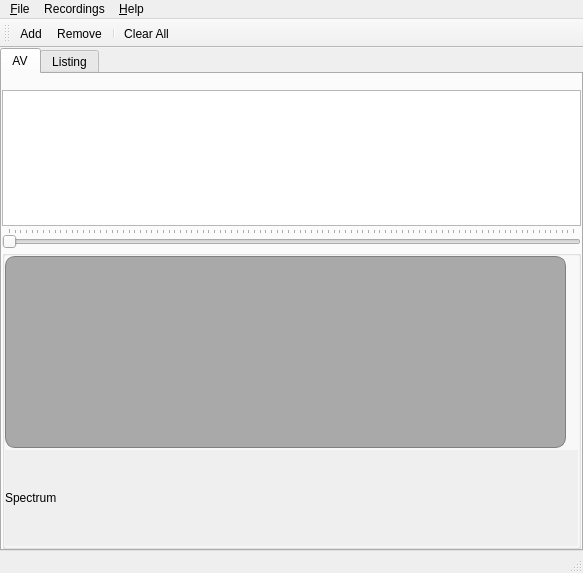
First picture: the form in rekhtanavees/ui/mainwindow.ui, repository RoXimn/rekhtanavees, before the edit.
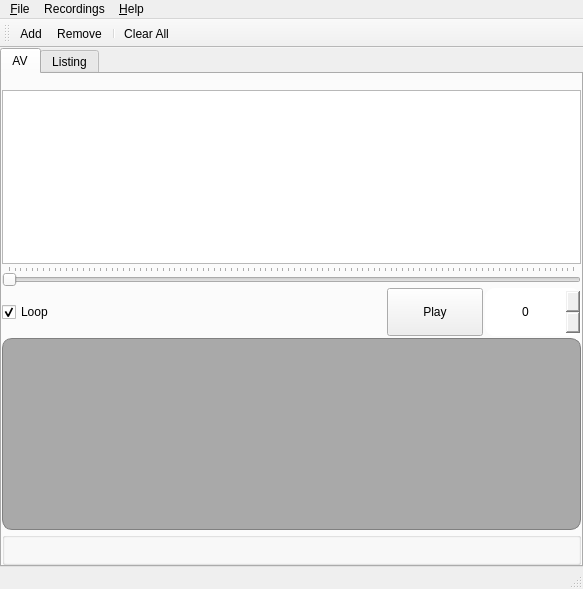
Second picture: the form after the edit. The open tabs and pages were chosen to show the change. Icons and pictures are not drawn. Custom widgets are drawn as their Qt base class.

Commit message:
Integrated audioSpectrum widget into MainWindow.
* Updated setSource to accept already loaded AudioClip and Segments
* Changing markers updates to the currentSegment
* AudioSpectrumScrollArea default layout is RTL
* Added showSegment to ensure visibility of a given segment

* Added arrow icons

* Saving transcript resets the ID tags

** UI updates
* Added loopback checkbox, play/pause button and segment selection spinbox

Diff of the .ui file:
```diff
--- a/rekhtanavees/ui/mainwindow.ui
+++ b/rekhtanavees/ui/mainwindow.ui
@@ -8,7 +8,7 @@
     <x>0</x>
     <y>0</y>
     <width>583</width>
-    <height>573</height>
+    <height>589</height>
    </rect>
   </property>
   <property name="windowTitle">
@@ -18,6 +18,29 @@
    <iconset resource="mainwindow.qrc">
     <normaloff>:/images/icons/feather.png</normaloff>:/images/icons/feather.png</iconset>
   </property>
+  <property name="styleSheet">
+   <string notr="true">QSpinBox {
+	border-radius: 10px;
+}
+
+QSpinBox::up-button {
+    subcontrol-origin: border;
+    subcontrol-position: center left; /* position at the top right corner */
+
+    width: 22px; /* 16 + 2*1px border-width = 15px padding + 3px parent border */
+    border-image: url(:/images/icons/circle-chevron-left.png) 1;
+    border-width: 1px;
+}
+
+QSpinBox::down-button {
+    subcontrol-origin: border;
+    subcontrol-position: center right; /* position at the top right corner */
+
+    width: 22px; /* 16 + 2*1px border-width = 15px padding + 3px parent border */
+    border-image: url(:/images/icons/circle-chevron-right.png) 1;
+    border-width: 1px;
+}</string>
+  </property>
   <widget class="QWidget" name="centralwidget">
    <layout class="QVBoxLayout" name="verticalLayout_2">
     <property name="spacing">
@@ -56,7 +79,7 @@
         </attribute>
         <layout class="QVBoxLayout" name="verticalLayout_4">
          <item>
-          <layout class="QVBoxLayout" name="verticalLayout" stretch="0,0,0,0">
+          <layout class="QVBoxLayout" name="verticalLayout" stretch="0,0,0,0,0,0">
            <property name="spacing">
             <number>2</number>
            </property>
@@ -106,22 +129,110 @@
             </widget>
            </item>
            <item>
-            <widget class="QGroupBox" name="audioGroup">
-             <property name="sizePolicy">
-              <sizepolicy hsizetype="Expanding" vsizetype="Minimum">
-               <horstretch>0</horstretch>
-               <verstretch>0</verstretch>
-              </sizepolicy>
+            <widget class="QFrame" name="frame">
+             <property name="frameShape">
+              <enum>QFrame::Shape::NoFrame</enum>
              </property>
-             <property name="title">
-              <string/>
+             <property name="frameShadow">
+              <enum>QFrame::Shadow::Plain</enum>
              </property>
-             <layout class="QVBoxLayout" name="verticalLayout_3">
-              <item>
                <layout class="QHBoxLayout" name="horizontalLayout">
                 <property name="sizeConstraint">
-                 <enum>QLayout::SizeConstraint::SetMinimumSize</enum>
-                </property>
+               <enum>QLayout::SizeConstraint::SetDefaultConstraint</enum>
+              </property>
+              <item>
+               <widget class="QCheckBox" name="cbxLoop">
+                <property name="minimumSize">
+                 <size>
+                  <width>72</width>
+                  <height>48</height>
+                 </size>
+                </property>
+                <property name="focusPolicy">
+                 <enum>Qt::FocusPolicy::NoFocus</enum>
+                </property>
+                <property name="text">
+                 <string>Loop</string>
+                </property>
+                <property name="icon">
+                 <iconset theme="QIcon::ThemeIcon::SyncSynchronizing"/>
+                </property>
+                <property name="checked">
+                 <bool>true</bool>
+                </property>
+               </widget>
+              </item>
+              <item>
+               <spacer name="horizontalSpacer">
+                <property name="orientation">
+                 <enum>Qt::Orientation::Horizontal</enum>
+                </property>
+                <property name="sizeHint" stdset="0">
+                 <size>
+                  <width>40</width>
+                  <height>20</height>
+                 </size>
+                </property>
+               </spacer>
+              </item>
+              <item>
+               <widget class="QPushButton" name="btnPlay">
+                <property name="minimumSize">
+                 <size>
+                  <width>96</width>
+                  <height>48</height>
+                 </size>
+                </property>
+                <property name="focusPolicy">
+                 <enum>Qt::FocusPolicy::NoFocus</enum>
+                </property>
+                <property name="text">
+                 <string>Play</string>
+                </property>
+                <property name="icon">
+                 <iconset theme="QIcon::ThemeIcon::MediaPlaybackStart"/>
+                </property>
+                <property name="shortcut">
+                 <string>Space</string>
+                </property>
+               </widget>
+              </item>
+              <item>
+               <widget class="QSpinBox" name="sbxIndex">
+                <property name="sizePolicy">
+                 <sizepolicy hsizetype="Preferred" vsizetype="Fixed">
+                  <horstretch>0</horstretch>
+                  <verstretch>0</verstretch>
+                 </sizepolicy>
+                </property>
+                <property name="minimumSize">
+                 <size>
+                  <width>96</width>
+                  <height>48</height>
+                 </size>
+                </property>
+                <property name="font">
+                 <font>
+                  <fontweight>DemiBold</fontweight>
+                 </font>
+                </property>
+                <property name="focusPolicy">
+                 <enum>Qt::FocusPolicy::NoFocus</enum>
+                </property>
+                <property name="styleSheet">
+                 <string notr="true"/>
+                </property>
+                <property name="alignment">
+                 <set>Qt::AlignmentFlag::AlignCenter</set>
+                </property>
+                <property name="suffix">
+                 <string/>
+                </property>
+               </widget>
+              </item>
+             </layout>
+            </widget>
+           </item>
                 <item>
                  <widget class="QPlainTextEdit" name="transcript">
                   <property name="sizePolicy">
@@ -164,9 +275,24 @@
                  </widget>
                 </item>
                 <item>
+            <widget class="QGroupBox" name="audioGroup">
+             <property name="sizePolicy">
+              <sizepolicy hsizetype="Expanding" vsizetype="Minimum">
+               <horstretch>0</horstretch>
+               <verstretch>0</verstretch>
+              </sizepolicy>
+             </property>
+             <property name="title">
+              <string/>
+             </property>
+             <layout class="QVBoxLayout" name="verticalLayout_3">
+              <item>
+               <widget class="AudioSpectrumScrollArea" name="audioSpectrumArea" native="true"/>
+              </item>
+              <item>
                  <widget class="QLabel" name="lblSegment">
                   <property name="sizePolicy">
-                   <sizepolicy hsizetype="Fixed" vsizetype="Fixed">
+                 <sizepolicy hsizetype="Preferred" vsizetype="Preferred">
                     <horstretch>0</horstretch>
                     <verstretch>0</verstretch>
                    </sizepolicy>
@@ -181,88 +307,9 @@
                   <property name="text">
                    <string/>
                   </property>
-                 </widget>
-                </item>
-               </layout>
-              </item>
-              <item>
-               <widget class="QScrollArea" name="scrollArea">
-                <property name="sizePolicy">
-                 <sizepolicy hsizetype="Expanding" vsizetype="Minimum">
-                  <horstretch>0</horstretch>
-                  <verstretch>0</verstretch>
-                 </sizepolicy>
-                </property>
-                <property name="minimumSize">
-                 <size>
-                  <width>0</width>
-                  <height>64</height>
-                 </size>
-                </property>
-                <property name="focusPolicy">
-                 <enum>Qt::FocusPolicy::NoFocus</enum>
-                </property>
-                <property name="layoutDirection">
-                 <enum>Qt::LayoutDirection::RightToLeft</enum>
-                </property>
-                <property name="frameShape">
-                 <enum>QFrame::Shape::NoFrame</enum>
-                </property>
-                <property name="frameShadow">
-                 <enum>QFrame::Shadow::Plain</enum>
-                </property>
-                <property name="verticalScrollBarPolicy">
-                 <enum>Qt::ScrollBarPolicy::ScrollBarAlwaysOff</enum>
-                </property>
-                <property name="sizeAdjustPolicy">
-                 <enum>QAbstractScrollArea::SizeAdjustPolicy::AdjustIgnored</enum>
-                </property>
-                <property name="widgetResizable">
-                 <bool>true</bool>
-                </property>
                 <property name="alignment">
-                 <set>Qt::AlignmentFlag::AlignCenter</set>
+                 <set>Qt::AlignmentFlag::AlignRight|Qt::AlignmentFlag::AlignTrailing|Qt::AlignmentFlag::AlignVCenter</set>
                 </property>
-                <widget class="QWidget" name="scrollAreaWidgetContents">
-                 <property name="geometry">
-                  <rect>
-                   <x>0</x>
-                   <y>0</y>
-                   <width>537</width>
-                   <height>114</height>
-                  </rect>
-                 </property>
-                 <property name="sizePolicy">
-                  <sizepolicy hsizetype="Preferred" vsizetype="Minimum">
-                   <horstretch>0</horstretch>
-                   <verstretch>0</verstretch>
-                  </sizepolicy>
-                 </property>
-                 <layout class="QHBoxLayout" name="horizontalLayout_2">
-                  <item>
-                   <widget class="QLabel" name="lblSpectrum">
-                    <property name="sizePolicy">
-                     <sizepolicy hsizetype="Expanding" vsizetype="Minimum">
-                      <horstretch>0</horstretch>
-                      <verstretch>0</verstretch>
-                     </sizepolicy>
-                    </property>
-                    <property name="minimumSize">
-                     <size>
-                      <width>0</width>
-                      <height>96</height>
-                     </size>
-                    </property>
-                    <property name="text">
-                     <string>Spectrum</string>
-                    </property>
-                    <property name="alignment">
-                     <set>Qt::AlignmentFlag::AlignLeading|Qt::AlignmentFlag::AlignLeft|Qt::AlignmentFlag::AlignVCenter</set>
-                    </property>
-                   </widget>
-                  </item>
-                 </layout>
-                </widget>
                </widget>
               </item>
              </layout>
@@ -575,6 +622,14 @@
   </action>
  </widget>
  <layoutdefault spacing="2" margin="0"/>
+ <customwidgets>
+  <customwidget>
+   <class>AudioSpectrumScrollArea</class>
+   <extends>QWidget</extends>
+   <header>rekhtanavees.ui.audioSpectrum</header>
+   <container>1</container>
+  </customwidget>
+ </customwidgets>
  <resources>
   <include location="mainwindow.qrc"/>
   <include location="fonts.qrc"/>
```
Left out of the diff: 2 changed lines with no effect on the pictures. Lines whose indentation alone changed are shown as unchanged. The commit also changes 8 other files.
